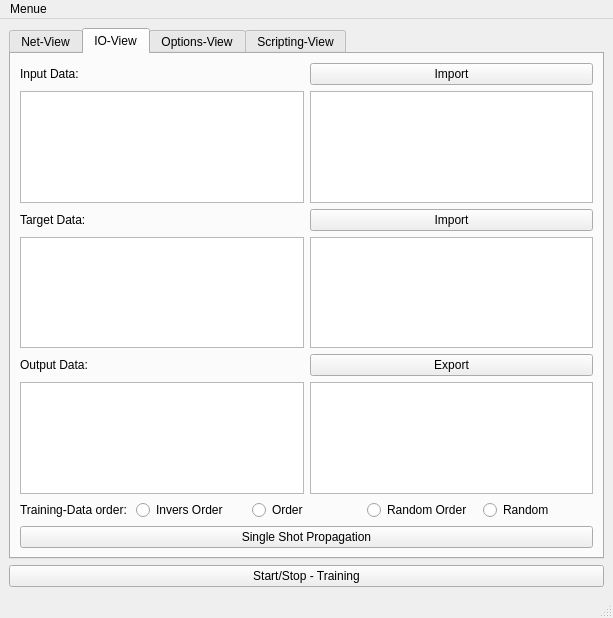
Qt form KNN(StraightForward)/mainwindow.ui (SebastianSchwank/GLANN) before a commit.
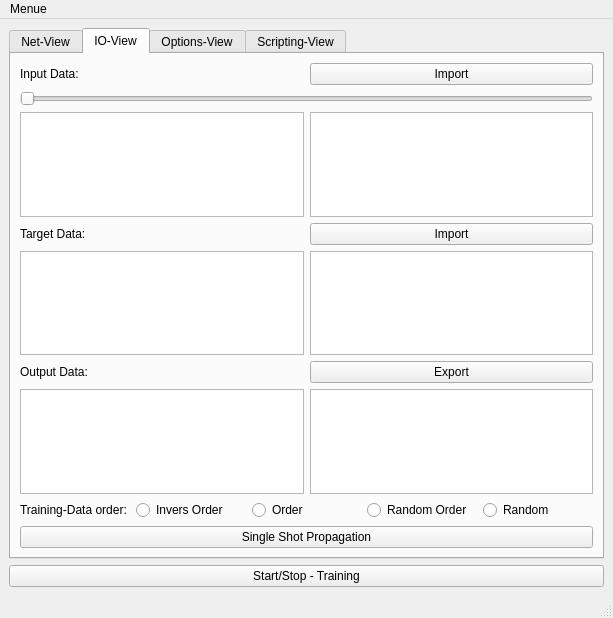
The same form after that commit.

Commit message: sine slider implemented

Diff of the .ui file:
```diff
--- a/KNN(StraightForward)/mainwindow.ui
+++ b/KNN(StraightForward)/mainwindow.ui
@@ -117,6 +117,13 @@
           </item>
          </layout>
         </item>
+        <item>
+         <widget class="QSlider" name="horizontalSlider">
+          <property name="orientation">
+           <enum>Qt::Horizontal</enum>
+          </property>
+         </widget>
+        </item>
         <item>
          <layout class="QHBoxLayout" name="horizontalLayout_6">
           <property name="topMargin">
```
Left out of the diff: 4 changed lines with no effect on the pictures. The commit also changes 2 other files.
